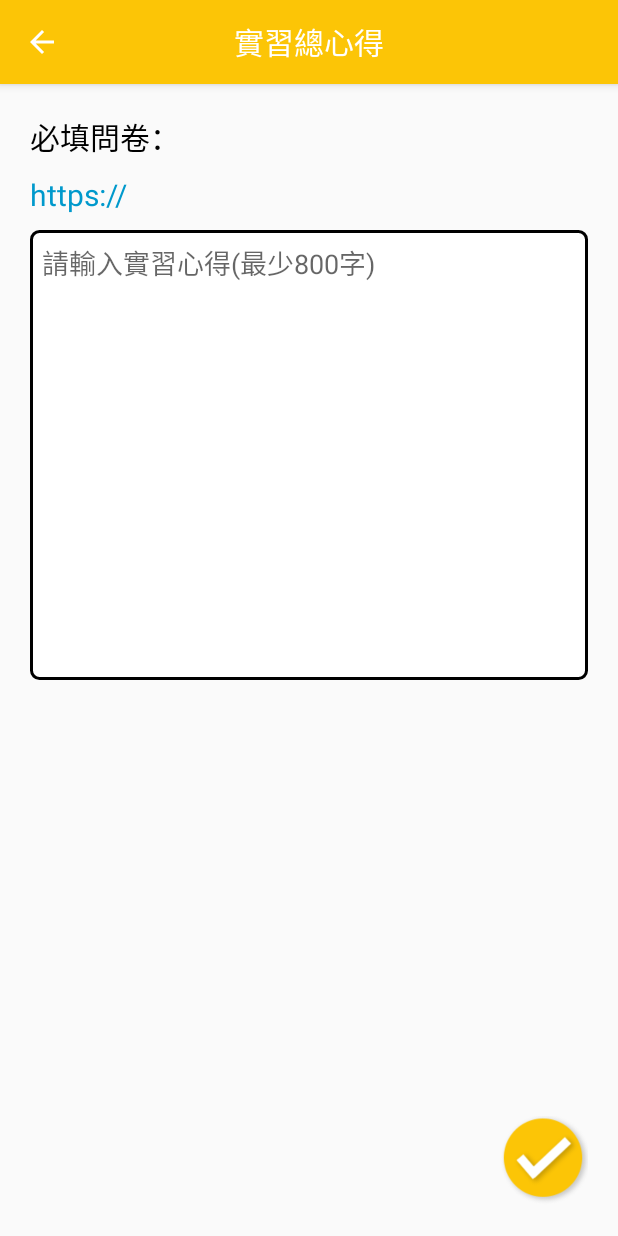
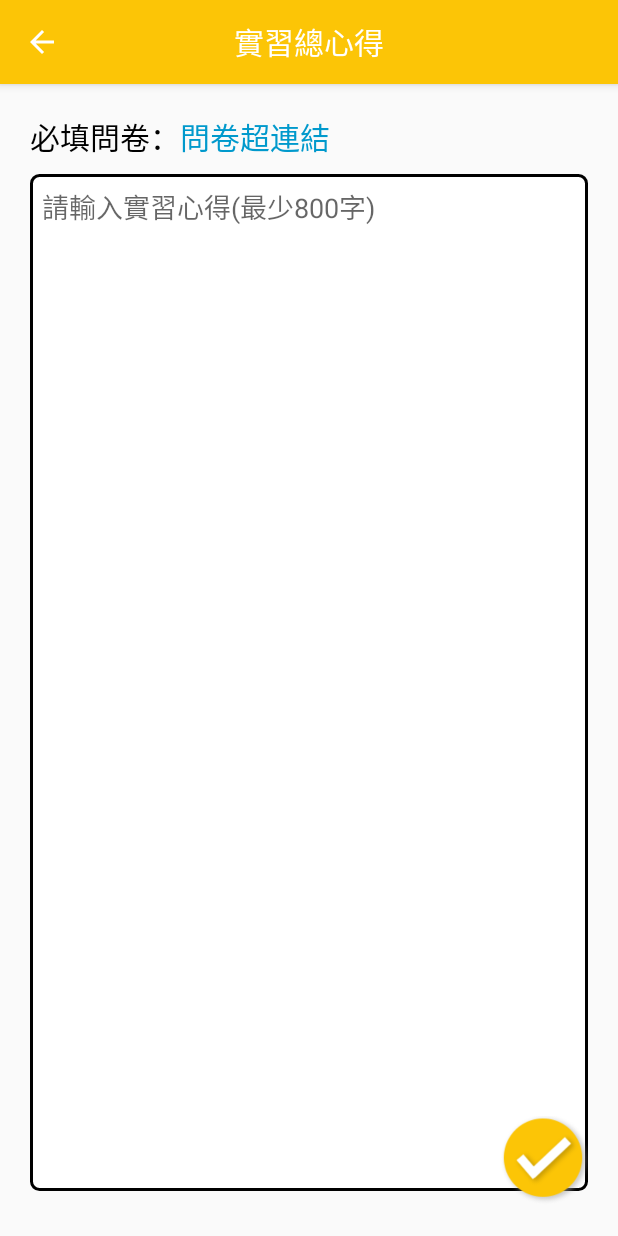
Before and after one commit to fsmytsai/IMInternshipSystem, an Android app: the StudentReviewActivity screen opened directly, with no data from a screen before it, on a phone screen of 412 x 824 dp. Run offline under Robolectric (Android 15) with nearby library versions, the light colour scheme and no system bars; network calls fail; 2 statements that could not run were skipped.

```diff
--- a/app/src/main/java/tw/edu/nutc/iminternshipsystem/CompanyListFragment.java
+++ b/app/src/main/java/tw/edu/nutc/iminternshipsystem/CompanyListFragment.java
@@ -88,7 +88,7 @@ public class CompanyListFragment extends MySharedFragment {
     }
 
     private void Refresh() {
-
+        mSwipeLayout.setRefreshing(true);
         companyView = new CompanyView();
         //避免重新接上網路時重整導致崩潰
         if (!isFirstLoad) {
--- a/app/src/main/java/tw/edu/nutc/iminternshipsystem/SchoolRegisterFragment.java
+++ b/app/src/main/java/tw/edu/nutc/iminternshipsystem/SchoolRegisterFragment.java
@@ -32,6 +32,7 @@ public class SchoolRegisterFragment extends MySharedFragment {
     private EditText et_PasswordCheck;
     private EditText et_Name;
     private EditText et_Phone;
+    private EditText et_Email;
 
     private MainActivity mainActivity;
     private Spinner sp_Status;
@@ -60,6 +61,8 @@ public class SchoolRegisterFragment extends MySharedFragment {
         et_PasswordCheck = (EditText) view.findViewById(R.id.et_PasswordCheck);
         et_Name = (EditText) view.findViewById(R.id.et_Name);
         et_Phone = (EditText) view.findViewById(R.id.et_Phone);
+        et_Email = (EditText) view.findViewById(R.id.et_Email);
+
         view.findViewById(R.id.bt_Register).setOnClickListener(new View.OnClickListener() {
             @Override
             public void onClick(View v) {
@@ -85,6 +88,7 @@ public class SchoolRegisterFragment extends MySharedFragment {
                 .add("account", et_Account.getText().toString())
                 .add("u_name", et_Name.getText().toString())
                 .add("u_tel", et_Phone.getText().toString())
+                .add("email", et_Email.getText().toString())
                 .add("password", et_Password.getText().toString())
                 .add("conf_pass", et_PasswordCheck.getText().toString())
                 .add("u_status", sp_Status.getSelectedItemPosition() + "")
@@ -94,6 +98,7 @@ public class SchoolRegisterFragment extends MySharedFragment {
                 .url(getString(R.string.BackEndPath) + "api/Register")
                 .post(formBody)
                 .build();
+
         client.newCall(request).enqueue(new Callback() {
             @Override
             public void onFailure(Call call, IOException e) {
--- a/app/src/main/res/layout/activity_edit_job.xml
+++ b/app/src/main/res/layout/activity_edit_job.xml
@@ -347,7 +347,6 @@
                     android:background="@null"
                     android:drawableBottom="@drawable/line"
                     android:drawablePadding="5dp"
-                    android:ems="10"
                     android:focusable="false"
                     android:gravity="center" />
 
--- a/app/src/main/res/layout/activity_invite_interview.xml
+++ b/app/src/main/res/layout/activity_invite_interview.xml
@@ -160,7 +160,6 @@
                     android:background="@null"
                     android:drawableBottom="@drawable/line"
                     android:drawablePadding="5dp"
-                    android:ems="10"
                     android:focusable="false"
                     android:gravity="center" />
 
--- a/app/src/main/res/layout/activity_reset_password.xml
+++ b/app/src/main/res/layout/activity_reset_password.xml
@@ -28,7 +28,6 @@
                 android:background="@null"
                 android:drawableBottom="@drawable/line"
                 android:drawablePadding="5dp"
-                android:ems="10"
                 android:hint="請輸入舊密碼"
                 android:inputType="textPassword" />
 
@@ -40,7 +39,6 @@
                 android:background="@null"
                 android:drawableBottom="@drawable/line"
                 android:drawablePadding="5dp"
-                android:ems="10"
                 android:hint="請輸入新密碼"
                 android:inputType="textPassword" />
 
@@ -52,7 +50,6 @@
                 android:background="@null"
                 android:drawableBottom="@drawable/line"
                 android:drawablePadding="5dp"
-                android:ems="10"
                 android:hint="請重新輸入新密碼"
                 android:inputType="textPassword" />
 
--- a/app/src/main/res/layout/activity_student_review.xml
+++ b/app/src/main/res/layout/activity_student_review.xml
@@ -10,15 +10,20 @@
 
     <include layout="@layout/top_section" />
 
-    <ScrollView
+    <!--<ScrollView-->
+    <!--android:layout_width="match_parent"-->
+    <!--android:layout_height="match_parent">-->
+
+    <LinearLayout
         android:layout_width="match_parent"
-        android:layout_height="match_parent">
+        android:layout_height="match_parent"
+        android:orientation="vertical"
+        android:padding="20dp">
 
         <LinearLayout
             android:layout_width="match_parent"
             android:layout_height="wrap_content"
-            android:orientation="vertical"
-            android:padding="20dp">
+            android:orientation="horizontal">
 
             <TextView
                 android:layout_width="wrap_content"
@@ -29,27 +34,28 @@
                 android:textSize="20sp" />
 
             <TextView
-                android:id="@+id/tv_GoogleForm"
                 android:layout_width="wrap_content"
                 android:layout_height="wrap_content"
-                android:layout_marginBottom="10dp"
-                android:layout_weight="1"
-                android:text="https://"
+                android:onClick="openGoogleForm"
+                android:text="問卷超連結"
                 android:textColor="@android:color/holo_blue_dark"
                 android:textSize="20sp" />
+        </LinearLayout>
+
 
         <EditText
             android:id="@+id/et_ReviewContent"
             android:layout_width="match_parent"
-                android:layout_height="300dp"
+            android:layout_height="0dp"
             android:layout_marginBottom="10dp"
+            android:layout_weight="1"
             android:background="@drawable/edittextback"
             android:gravity="top"
             android:hint="請輸入實習心得(最少800字)"
             android:padding="8dp" />
 
     </LinearLayout>
-    </ScrollView>
+    <!--</ScrollView>-->
 
     <ImageView
         android:layout_width="60dp"
--- a/app/src/main/res/layout/alljob_head.xml
+++ b/app/src/main/res/layout/alljob_head.xml
@@ -19,7 +19,6 @@
             android:layout_margin="10dp"
             android:layout_weight="1"
             android:background="@drawable/edittextback"
-            android:ems="10"
             android:inputType="text"
             android:maxLines="1"
             android:padding="5dp"
--- a/app/src/main/res/layout/forget_password_block.xml
+++ b/app/src/main/res/layout/forget_password_block.xml
@@ -22,7 +22,6 @@
         android:background="@null"
         android:drawableBottom="@drawable/line"
         android:drawablePadding="5dp"
-        android:ems="10"
         android:hint="請輸入驗證碼"
         android:inputType="text" />
 
@@ -34,7 +33,6 @@
         android:background="@null"
         android:drawableBottom="@drawable/line"
         android:drawablePadding="5dp"
-        android:ems="10"
         android:hint="請輸入新密碼"
         android:inputType="textPassword" />
 
@@ -46,7 +44,6 @@
         android:background="@null"
         android:drawableBottom="@drawable/line"
         android:drawablePadding="5dp"
-        android:ems="10"
         android:hint="請重新輸入新密碼"
         android:inputType="textPassword" />
 </LinearLayout>
--- a/app/src/main/res/layout/fragment_basic_info.xml
+++ b/app/src/main/res/layout/fragment_basic_info.xml
@@ -94,7 +94,6 @@
                         android:background="@null"
                         android:drawableBottom="@drawable/line"
                         android:drawablePadding="5dp"
-                        android:ems="10"
                         android:inputType="textPersonName" />
 
                 </LinearLayout>
@@ -121,7 +120,6 @@
                         android:background="@null"
                         android:drawableBottom="@drawable/line"
                         android:drawablePadding="5dp"
-                        android:ems="10"
                         android:inputType="textPersonName" />
 
                 </LinearLayout>
@@ -148,7 +146,6 @@
                         android:background="@null"
                         android:drawableBottom="@drawable/line"
                         android:drawablePadding="5dp"
-                        android:ems="10"
                         android:inputType="textPersonName" />
 
                 </LinearLayout>
@@ -201,7 +198,6 @@
                         android:background="@null"
                         android:drawableBottom="@drawable/line"
                         android:drawablePadding="5dp"
-                        android:ems="10"
                         android:inputType="textPersonName" />
 
                 </LinearLayout>
@@ -228,7 +224,6 @@
                         android:background="@null"
                         android:drawableBottom="@drawable/line"
                         android:drawablePadding="5dp"
-                        android:ems="10"
                         android:inputType="textPersonName" />
 
                 </LinearLayout>
@@ -255,7 +250,6 @@
                         android:background="@null"
                         android:drawableBottom="@drawable/line"
                         android:drawablePadding="5dp"
-                        android:ems="10"
                         android:inputType="textPersonName" />
 
                 </LinearLayout>
--- a/app/src/main/res/layout/fragment_company_register.xml
+++ b/app/src/main/res/layout/fragment_company_register.xml
@@ -70,7 +70,6 @@
                 android:background="@null"
                 android:drawableBottom="@drawable/line"
                 android:drawablePadding="5dp"
-                android:ems="10"
                 android:hint="統一編號"
                 android:inputType="number" />
 
@@ -83,7 +82,6 @@
                 android:background="@null"
                 android:drawableBottom="@drawable/line"
                 android:drawablePadding="5dp"
-                android:ems="10"
                 android:hint="請輸入密碼"
                 android:inputType="textPassword" />
 
@@ -96,7 +94,6 @@
                 android:background="@null"
                 android:drawableBottom="@drawable/line"
                 android:drawablePadding="5dp"
-                android:ems="10"
                 android:hint="請輸入確認密碼"
                 android:inputType="textPassword" />
 
@@ -109,7 +106,6 @@
                 android:background="@null"
                 android:drawableBottom="@drawable/line"
                 android:drawablePadding="5dp"
-                android:ems="10"
                 android:hint="公司名稱"
                 android:inputType="textPersonName" />
 
@@ -122,7 +118,6 @@
                 android:background="@null"
                 android:drawableBottom="@drawable/line"
                 android:drawablePadding="5dp"
-                android:ems="10"
                 android:hint="公司電話"
                 android:inputType="phone" />
 
@@ -135,7 +130,6 @@
                 android:background="@null"
                 android:drawableBottom="@drawable/line"
                 android:drawablePadding="5dp"
-                android:ems="10"
                 android:hint="信箱"
                 android:inputType="textEmailAddress" />
 
--- a/app/src/main/res/layout/fragment_login.xml
+++ b/app/src/main/res/layout/fragment_login.xml
@@ -42,7 +42,6 @@
                     android:background="@null"
                     android:drawableBottom="@drawable/line"
                     android:drawablePadding="5dp"
-                    android:ems="10"
                     android:hint="請輸入帳號"
                     android:inputType="text" />
 
@@ -54,7 +53,6 @@
                     android:background="@null"
                     android:drawableBottom="@drawable/line"
                     android:drawablePadding="5dp"
-                    android:ems="10"
                     android:hint="請輸入密碼"
                     android:inputType="textPassword" />
             </LinearLayout>
--- a/app/src/main/res/layout/visitcompany_head.xml
+++ b/app/src/main/res/layout/visitcompany_head.xml
@@ -209,7 +209,6 @@
             android:background="@null"
             android:drawableBottom="@drawable/line"
             android:drawablePadding="5dp"
-            android:ems="10"
             android:focusable="false"
             android:gravity="center" />
 
--- a/app/src/main/res/layout/visitstudent_head.xml
+++ b/app/src/main/res/layout/visitstudent_head.xml
@@ -213,7 +213,6 @@
             android:background="@null"
             android:drawableBottom="@drawable/line"
             android:drawablePadding="5dp"
-            android:ems="10"
             android:focusable="false"
             android:gravity="center" />
 
```
Also changed, not shown: app/src/main/java/tw/edu/nutc/iminternshipsystem/StudentReviewActivity.java (+6 -18 lines), app/src/main/res/layout/fragment_re_link.xml (+9 -3 lines), app/src/main/res/layout/fragment_school_register.xml (+14 -7 lines). Lines whose indentation alone changed are shown as unchanged.
